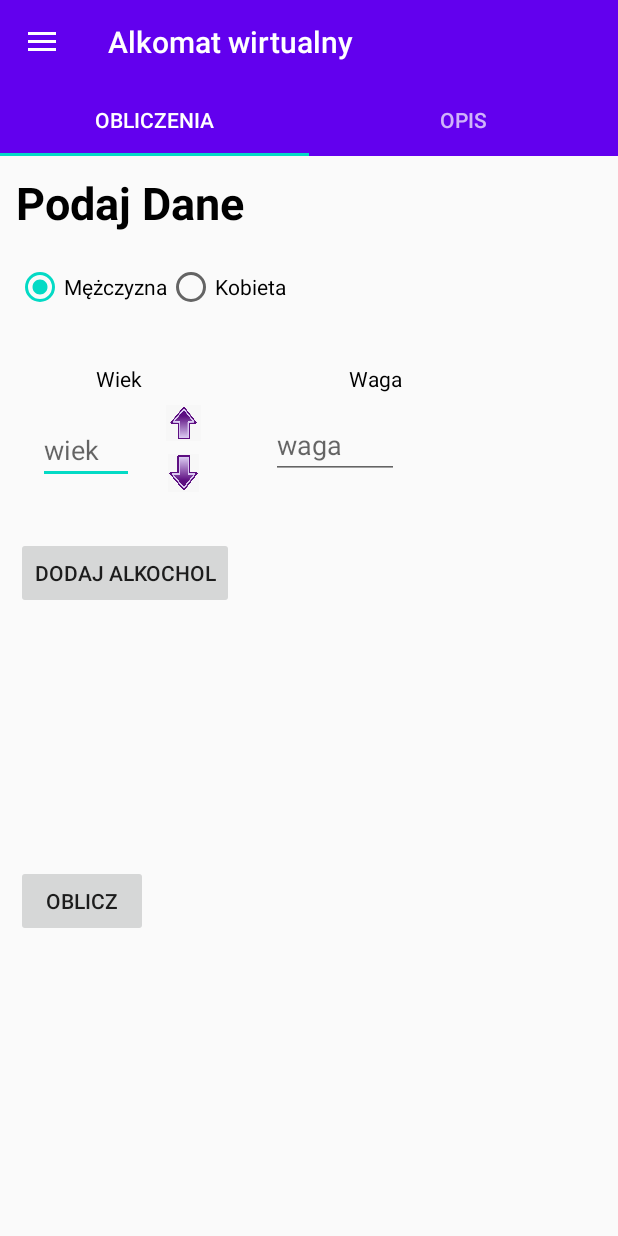
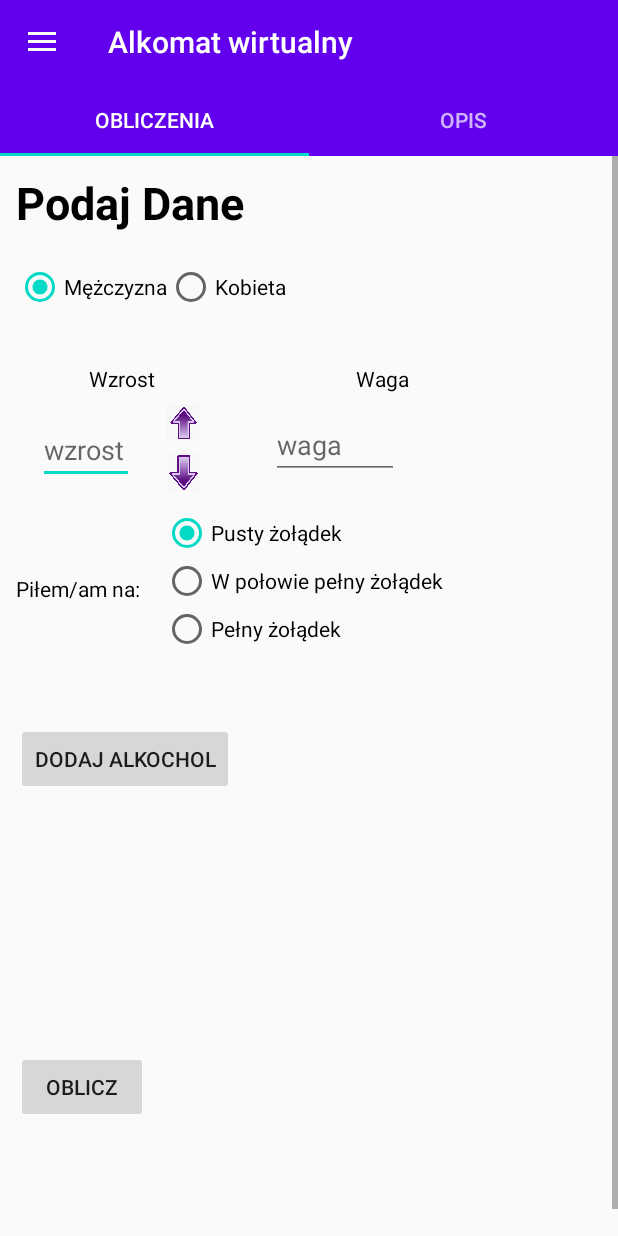
Before and after one commit to xkondix/AlcoPart, an Android app: the fragment AlcoObliczFragment placed in its activity, in the side drawer, after a tap on "Trzezwosc", on a phone screen of 412 x 824 dp. Run offline under Robolectric (Android 15) with nearby library versions, the phone set to English and light mode, and no system bars.

Commit message:
alcomat 4.0

```diff
--- a/app/src/main/java/com/konradkowalczyk/alcopart/fragments/alco/AlcoObliczFragment.java
+++ b/app/src/main/java/com/konradkowalczyk/alcopart/fragments/alco/AlcoObliczFragment.java
@@ -31,11 +31,11 @@ public class AlcoObliczFragment extends Fragment implements View.OnClickListener
     //view
     private Button addAlco,showWynik;
     private ImageButton wiekUp,wiekDown,wagaUp,wagaDown;
-    private EditText wiekEdit,wagaEdit;
+    private EditText wzrostEdit,wagaEdit;
     private TextView wypiszWynik;
 
     //zmienne
-    private int age = 18;
+    private int heigh = 0;
     private int weigh = 0;
     private RecyclerViewAdapterAlco adapter;
 
@@ -63,7 +63,7 @@ public class AlcoObliczFragment extends Fragment implements View.OnClickListener
 
         wypiszWynik = view.findViewById(R.id.wynik);
 
-        wiekEdit = view.findViewById(R.id.WiekZmien);
+        wzrostEdit = view.findViewById(R.id.WzrostZmien);
         wagaEdit = view.findViewById(R.id.WagaZmien);
 
         addAlco = view.findViewById(R.id.dodaj_alco);
@@ -72,10 +72,10 @@ public class AlcoObliczFragment extends Fragment implements View.OnClickListener
         showWynik = view.findViewById(R.id.oblicz);
         showWynik.setOnClickListener(this);
 
-        wiekUp = view.findViewById(R.id.upWiek);
+        wiekUp = view.findViewById(R.id.upWzrost);
         wiekUp.setOnClickListener(this);
 
-        wiekDown = view.findViewById(R.id.downWiek);
+        wiekDown = view.findViewById(R.id.downWzrost);
         wiekDown.setOnClickListener(this);
 
         wagaUp = view.findViewById(R.id.upWaga);
@@ -109,7 +109,7 @@ public class AlcoObliczFragment extends Fragment implements View.OnClickListener
 
         });
 
-        wiekEdit.addTextChangedListener(new TextWatcher() {
+        wzrostEdit.addTextChangedListener(new TextWatcher() {
 
             @Override
             public void beforeTextChanged(CharSequence s, int start, int count, int after) {
@@ -120,7 +120,7 @@ public class AlcoObliczFragment extends Fragment implements View.OnClickListener
             public void onTextChanged(CharSequence s, int start, int before, int count) {
 
                 try {
-                    age = Integer.valueOf(wiekEdit.getText().toString().trim());
+                    heigh = Integer.valueOf(wzrostEdit.getText().toString().trim());
                 }catch(NumberFormatException e){
                 }
             }
@@ -128,7 +128,7 @@ public class AlcoObliczFragment extends Fragment implements View.OnClickListener
             @Override
             public void afterTextChanged(Editable s) {
                 if (s.equals(null)) {
-                    age = 18;
+                    heigh = 0;
                 }
             }
 
@@ -182,13 +182,13 @@ public class AlcoObliczFragment extends Fragment implements View.OnClickListener
                 if(weigh>0) weigh--;
                 wagaEdit.setText(Integer.toString(weigh));
                 break;
-            case R.id.upWiek:
-                age++;
-                wiekEdit.setText(Integer.toString(age));
+            case R.id.upWzrost:
+                heigh++;
+                wzrostEdit.setText(Integer.toString(heigh));
                 break;
-            case R.id.downWiek:
-                if(age>0) age--;
-                wiekEdit.setText(Integer.toString(age));
+            case R.id.downWzrost:
+                if(heigh>0) heigh--;
+                wzrostEdit.setText(Integer.toString(heigh));
                 break;
             case R.id.oblicz:
                 Obliczenia();
--- a/app/src/main/res/layout/fragment_alco_oblicz.xml
+++ b/app/src/main/res/layout/fragment_alco_oblicz.xml
@@ -55,7 +55,7 @@
         app:layout_constraintTop_toBottomOf="@+id/upWaga" />
 
     <ImageButton
-        android:id="@+id/downWiek"
+        android:id="@+id/downWzrost"
         android:layout_width="23dp"
         android:layout_height="25dp"
         android:layout_marginStart="25dp"
@@ -66,8 +66,8 @@
         android:scaleType="fitCenter"
         android:src="@drawable/down"
         app:layout_constraintEnd_toStartOf="@+id/guideline"
-        app:layout_constraintStart_toEndOf="@+id/WiekZmien"
-        app:layout_constraintTop_toBottomOf="@+id/upWiek" />
+        app:layout_constraintStart_toEndOf="@+id/WzrostZmien"
+        app:layout_constraintTop_toBottomOf="@+id/upWzrost" />
 
 
 
@@ -85,7 +85,7 @@
         app:layout_constraintTop_toTopOf="parent"></TextView>
 
     <TextView
-        android:id="@+id/carViewWiek"
+        android:id="@+id/carViewWaga"
         android:layout_width="wrap_content"
         android:layout_height="wrap_content"
         android:layout_marginStart="50dp"
@@ -94,20 +94,20 @@
         android:text="Waga"
         android:textColor="#000"
         app:layout_constraintEnd_toEndOf="parent"
-        app:layout_constraintStart_toEndOf="@+id/cardviewWysokosc"
+        app:layout_constraintStart_toEndOf="@+id/cardviewWzrost"
         app:layout_constraintTop_toBottomOf="@+id/radioGroup"></TextView>
 
 
     <TextView
-        android:id="@+id/cardviewWysokosc"
+        android:id="@+id/cardviewWzrost"
         android:layout_width="wrap_content"
         android:layout_height="wrap_content"
         android:layout_marginStart="20dp"
         android:layout_marginTop="35dp"
         android:layout_marginEnd="50dp"
-        android:text="Wiek"
+        android:text="Wzrost"
         android:textColor="#000"
-        app:layout_constraintEnd_toStartOf="@+id/carViewWiek"
+        app:layout_constraintEnd_toStartOf="@+id/carViewWaga"
         app:layout_constraintStart_toStartOf="parent"
         app:layout_constraintTop_toBottomOf="@+id/radioGroup"></TextView>
 
@@ -136,28 +136,60 @@
     </RadioGroup>
 
 
+    <RadioGroup
+        android:id="@+id/radioGroupZoladek"
+        android:layout_width="wrap_content"
+        android:layout_height="wrap_content"
+        android:layout_marginStart="12dp"
+        android:layout_marginTop="20dp"
+        android:orientation="vertical"
+        app:layout_constraintStart_toEndOf="@+id/pilemna"
+        app:layout_constraintTop_toBottomOf="@+id/WagaZmien">
+
+        <RadioButton
+            android:id="@+id/pusty"
+            android:layout_width="wrap_content"
+            android:layout_height="wrap_content"
+            android:checked="true"
+            android:text="Pusty żołądek"></RadioButton>
+
+        <RadioButton
+            android:id="@+id/polpelny"
+            android:layout_width="wrap_content"
+            android:layout_height="wrap_content"
+            android:text="W połowie pełny żołądek"></RadioButton>
+
+
+        <RadioButton
+            android:id="@+id/pelny"
+            android:layout_width="wrap_content"
+            android:layout_height="wrap_content"
+            android:text="Pełny żołądek"></RadioButton>
+    </RadioGroup>
+
+
     <Button
         android:id="@+id/dodaj_alco"
         android:layout_width="wrap_content"
         android:layout_height="wrap_content"
         android:layout_marginStart="5dp"
-        android:layout_marginTop="35dp"
+        android:layout_marginTop="80dp"
         android:text="@string/dodajAlco"
         app:layout_constraintStart_toStartOf="parent"
-        app:layout_constraintTop_toBottomOf="@+id/WiekZmien"></Button>
+        app:layout_constraintTop_toBottomOf="@+id/pilemna"></Button>
 
     <EditText
-        android:id="@+id/WiekZmien"
+        android:id="@+id/WzrostZmien"
         android:layout_width="wrap_content"
         android:layout_height="wrap_content"
         android:layout_marginStart="20dp"
         android:layout_marginTop="15dp"
         android:ems="3"
-        android:hint="wiek"
+        android:hint="@string/wzrost"
         android:inputType="number"
         android:imeOptions="actionDone"
         app:layout_constraintStart_toStartOf="parent"
-        app:layout_constraintTop_toBottomOf="@+id/cardviewWysokosc" />
+        app:layout_constraintTop_toBottomOf="@+id/cardviewWzrost" />
 
 
     <EditText
@@ -171,10 +203,10 @@
         android:inputType="number"
         android:imeOptions="actionDone"
         app:layout_constraintStart_toStartOf="@+id/guideline"
-        app:layout_constraintTop_toBottomOf="@+id/carViewWiek" />
+        app:layout_constraintTop_toBottomOf="@+id/carViewWaga" />
 
     <ImageButton
-        android:id="@+id/upWiek"
+        android:id="@+id/upWzrost"
         android:layout_width="23dp"
         android:layout_height="25dp"
         android:layout_marginStart="25dp"
@@ -185,8 +217,8 @@
         android:scaleType="fitCenter"
         android:src="@drawable/up"
         app:layout_constraintEnd_toStartOf="@+id/guideline"
-        app:layout_constraintStart_toEndOf="@+id/WiekZmien"
-        app:layout_constraintTop_toBottomOf="@+id/cardviewWysokosc" />
+        app:layout_constraintStart_toEndOf="@+id/WzrostZmien"
+        app:layout_constraintTop_toBottomOf="@+id/cardviewWzrost" />
 
     <ImageButton
         android:id="@+id/upWaga"
@@ -202,7 +234,7 @@
         app:layout_constraintBottom_toTopOf="@+id/downWaga"
         app:layout_constraintEnd_toEndOf="parent"
         app:layout_constraintStart_toEndOf="@+id/WagaZmien"
-        app:layout_constraintTop_toBottomOf="@+id/carViewWiek" />
+        app:layout_constraintTop_toBottomOf="@+id/carViewWaga" />
 
     <androidx.recyclerview.widget.RecyclerView
         android:id="@+id/alco_recycler"
@@ -221,6 +253,17 @@
         android:orientation="vertical"
         app:layout_constraintGuide_begin="150dp" />
 
+    <TextView
+        android:id="@+id/pilemna"
+        android:layout_width="wrap_content"
+        android:layout_height="wrap_content"
+        android:layout_marginStart="5dp"
+        android:layout_marginTop="60dp"
+        android:text="Piłem/am na: "
+        android:textColor="#000"
+        app:layout_constraintStart_toStartOf="parent"
+        app:layout_constraintTop_toBottomOf="@+id/WzrostZmien" />
+
 </androidx.constraintlayout.widget.ConstraintLayout>
 
 </ScrollView>
--- a/app/src/main/res/values/strings.xml
+++ b/app/src/main/res/values/strings.xml
@@ -25,5 +25,6 @@
     <string name="dodajAlco">Dodaj alkochol</string>
     <string name="podajdane">Podaj Dane</string>
     <string name="oblicz">Oblicz</string>
+    <string name="wzrost">wzrost</string>
 
 </resources>
```
